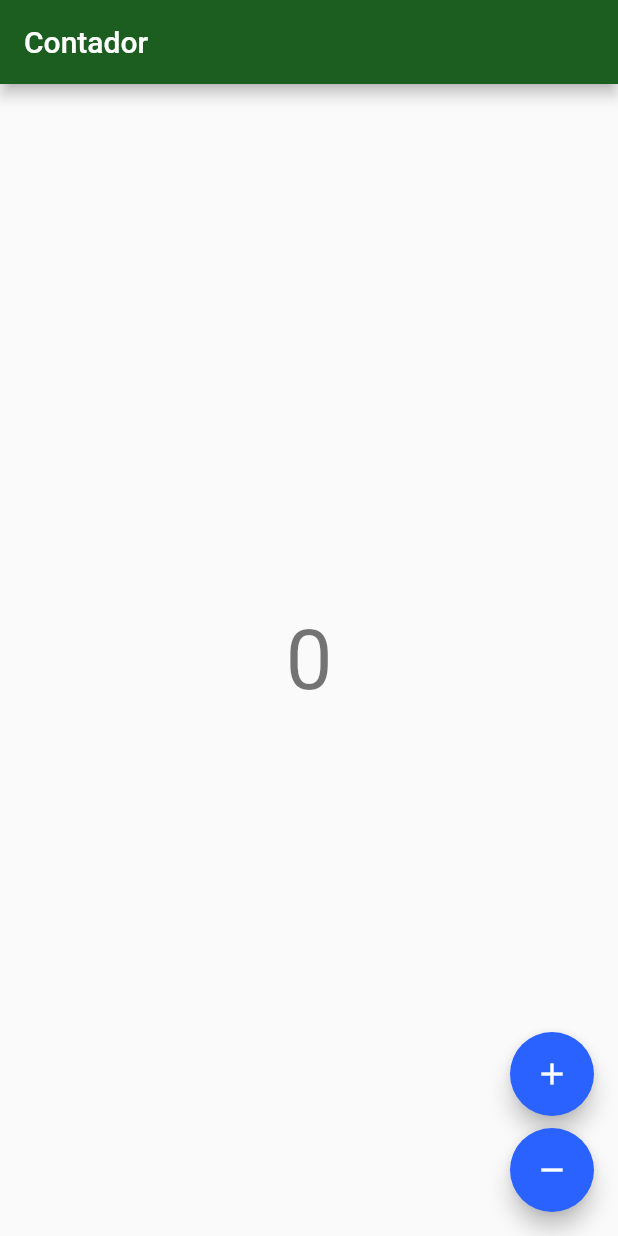
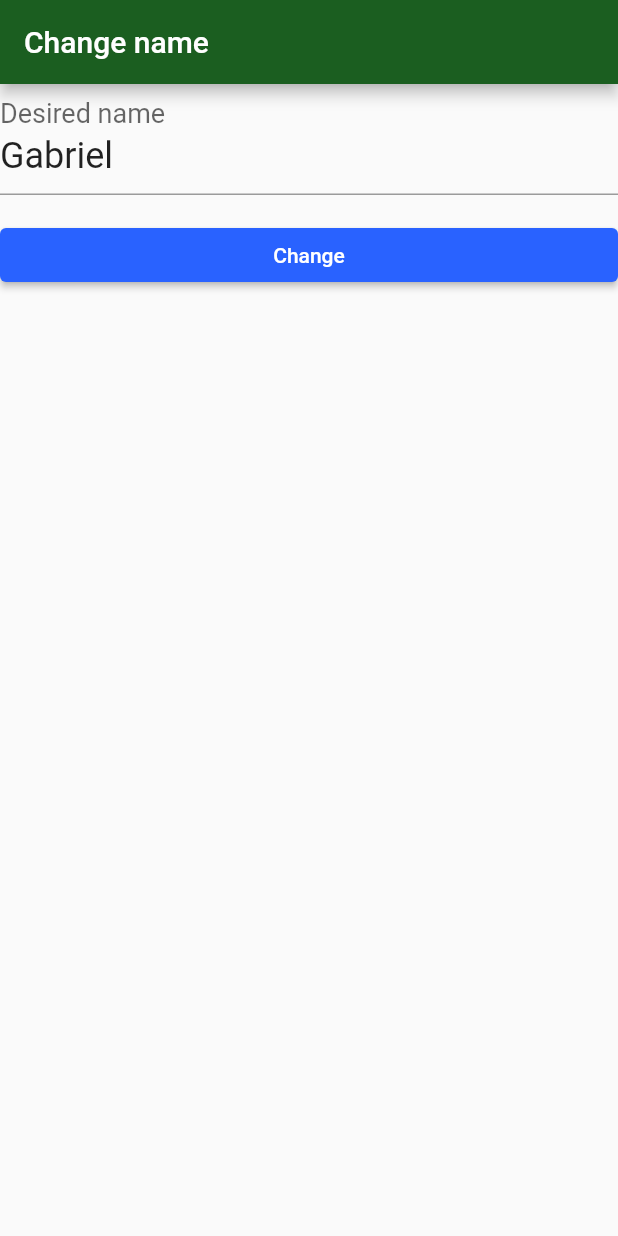
Before and after one commit to gabrielvcunha/alura-formacao-flutter, a Flutter app: the screen it shows after launch, on a phone screen of 412 x 824 dp. Run offline on Flutter 3.47's test engine with Material 2 defaults, Android fonts, the light colour scheme and no system bars; our stand-ins replace flutter_bloc, sqflite; missing offline and left inert: http_interceptor; accounts and stored records are empty.

Commit message:
BLoC - Aula 01.4 Tela de alteracao de nome

```diff
--- a/bytebank/lib/main.dart
+++ b/bytebank/lib/main.dart
@@ -1,9 +1,9 @@
 import 'package:bytebank/database/dao/contact_dao.dart';
 import 'package:bytebank/http/webclients/transaction_webclient.dart';
-import 'package:bytebank/screens/counter_page.dart';
-import 'package:bytebank/screens/dashboard.dart';
+import 'package:bytebank/screens/name.dart';
 import 'package:bytebank/widgets/app_dependencies.dart';
 import 'package:flutter/material.dart';
+import 'package:flutter_bloc/flutter_bloc.dart';
 
 import 'components/theme.dart';
 
@@ -12,6 +12,14 @@ void main() {
     contactDAO: ContactDAO(),
     transactionWebClient: TransactionWebClient(),
   ));
+}
+
+class LogObserver extends BlocObserver {
+  @override
+  void onChange(Cubit cubit, Change change) {
+    print("${cubit.runtimeType} > $change");
+    super.onChange(cubit, change);
+  }
 }
 
 class BytebankApp extends StatelessWidget {
@@ -24,12 +32,15 @@ class BytebankApp extends StatelessWidget {
   });
 
   @override
-  Widget build(BuildContext context) => AppDependencies(
+  Widget build(BuildContext context) {
+    Bloc.observer = LogObserver();
+    return AppDependencies(
         contactDAO: contactDAO,
         transactionWebClient: transactionWebClient,
         child: MaterialApp(
           theme: byteBankTheme,
-          home: CounterContainer(),
+          home: NameContainer(),
         ),
       );
+  }
 }
--- a/bytebank/lib/screens/counter_page.dart
+++ b/bytebank/lib/screens/counter_page.dart
@@ -24,7 +24,7 @@ class CounterView extends StatelessWidget {
   Widget build(BuildContext context) {
     final textTheme = Theme.of(context).textTheme;
     return Scaffold(
-      appBar: AppBar(title: Text("Contador")),
+      appBar: AppBar(title: Text("Counter")),
       body: Center(
         child: BlocBuilder<CounterCubit, int>(
             builder: (context, state) => Text("$state", style: textTheme.headline2)),
--- /dev/null
+++ b/bytebank/lib/screens/name.dart
@@ -0,0 +1,53 @@
+import 'package:flutter/material.dart';
+import 'package:flutter_bloc/flutter_bloc.dart';
+
+class NameCubit extends Cubit<String> {
+  NameCubit(String state) : super(state);
+
+  void change(String name) => emit(name);
+}
+
+class NameContainer extends StatelessWidget {
+  @override
+  Widget build(BuildContext context) {
+    return BlocProvider(
+      create: (_) => NameCubit("Gabriel"),
+      child: NameView(),
+    );
+  }
+}
+
+class NameView extends StatelessWidget {
+  final TextEditingController _nameController = TextEditingController();
+
+  @override
+  Widget build(BuildContext context) {
+    _nameController.text = context.bloc<NameCubit>().state;
+    return Scaffold(
+      appBar: AppBar(title: Text("Change name")),
+      body: Column(
+        children: <Widget>[
+          TextField(
+            controller: _nameController,
+            decoration: InputDecoration(labelText: "Desired name"),
+            style: TextStyle(fontSize: 24.0),
+          ),
+          Padding(
+            padding: EdgeInsets.only(top: 16.0),
+            child: SizedBox(
+              width: double.maxFinite,
+              child: RaisedButton(
+                child: Text("Change"),
+                onPressed: () {
+                  final name = _nameController.text;
+                  context.bloc<NameCubit>().change(name);
+                  Navigator.pop(context);
+                },
+              ),
+            ),
+          ),
+        ],
+      ),
+    );
+  }
+}
```
